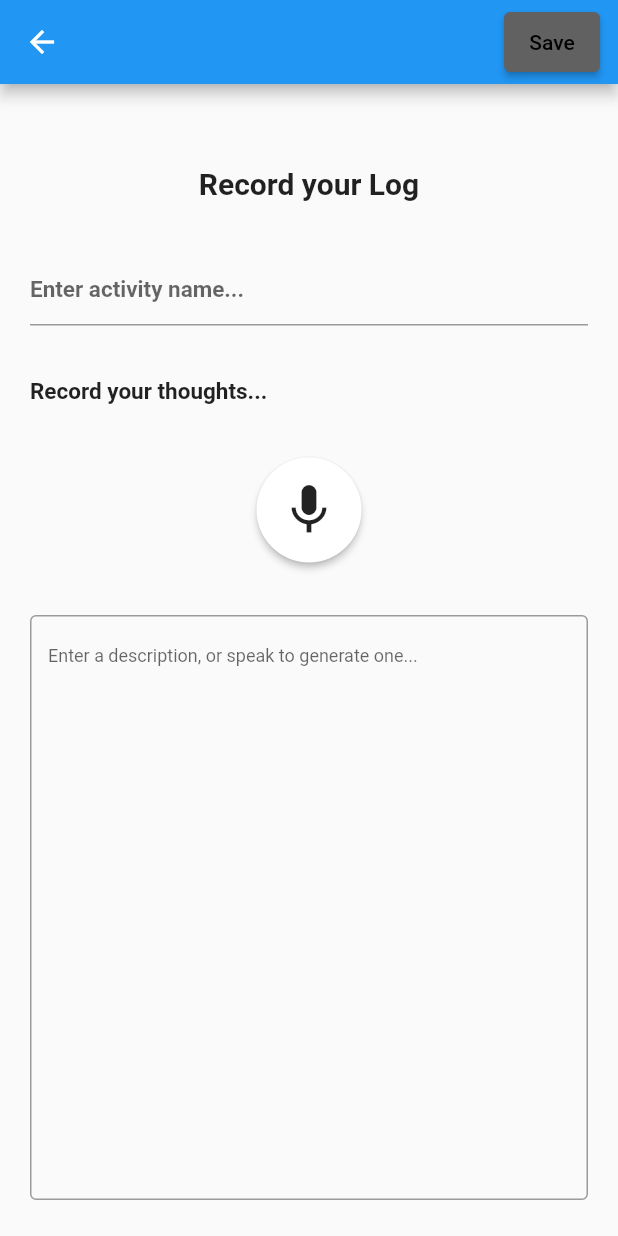
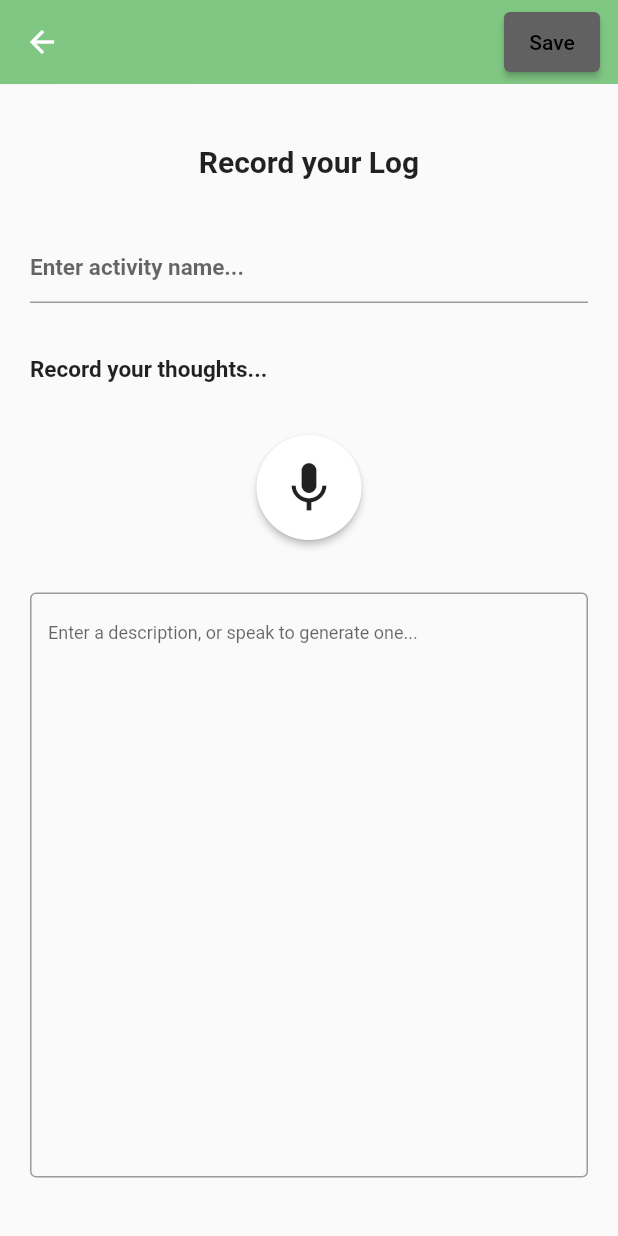
Before and after one commit to mr-jw/fitness-journal-mobile-app, a Flutter app: the screen it shows after launch, after a tap on the "add" icon, on a phone screen of 412 x 824 dp. Run offline on Flutter 3.47's test engine with Material 2 defaults, Android fonts, the phone set to English and light mode, and no system bars; our stand-ins replace audioplayers, permission_handler, speech_to_text, sqflite; missing offline and left inert: flutter_sound_lite; accounts and stored records are empty.

```diff
--- a/lib/main.dart
+++ b/lib/main.dart
@@ -7,12 +7,24 @@ void main() {
 
 class MyApp extends StatelessWidget {
   static const String title = 'FYP: Fitness Application v0.2';
+  static const primaryColor = Color(0x0090ee90);
 
   const MyApp({super.key});
 
   @override
-  Widget build(BuildContext context) => const MaterialApp(
+  Widget build(BuildContext context) => MaterialApp(
         debugShowCheckedModeBanner: false,
+        theme: ThemeData(
+          appBarTheme: AppBarTheme(
+            elevation: 0.1,
+            backgroundColor: Colors.green.shade300,
+            centerTitle: true,
+          ),
+          floatingActionButtonTheme: FloatingActionButtonThemeData(
+            elevation: 0.1,
+            backgroundColor: Colors.green.shade300,
+          ),
+        ),
         title: title,
         home: ActivityPage(),
       );
--- a/lib/pages/activities_page.dart
+++ b/lib/pages/activities_page.dart
@@ -59,10 +59,7 @@ class _ActivityPageState extends State<ActivityPage> {
   @override
   Widget build(BuildContext context) => Scaffold(
         appBar: AppBar(
-          title: const Text(
-            'Activities Page',
-            style: TextStyle(fontSize: 24),
-          ),
+          title: Text("Activities"),
         ),
         body: Center(
           child: isLoading
@@ -75,7 +72,6 @@ class _ActivityPageState extends State<ActivityPage> {
                   : buildActivities(),
         ),
         floatingActionButton: FloatingActionButton(
-          backgroundColor: Colors.blue,
           child: const Icon(Icons.add),
           onPressed: () async {
             await Navigator.of(context).push(
--- a/lib/pages/edit_activity_page.dart
+++ b/lib/pages/edit_activity_page.dart
@@ -90,7 +90,7 @@ class _AddEditActivityPageState extends State<AddEditActivityPage> {
 
       // works for first creation of an activity.
       // next step, make the name of the recording update with the new title.
-      processRecording();
+      updateRecordingName();
 
       if (isUpdating) {
         await updateActivity();
@@ -121,7 +121,7 @@ class _AddEditActivityPageState extends State<AddEditActivityPage> {
     await ActivityDatabase.instance.create(activity);
   }
 
-  Future processRecording() {
+  Future updateRecordingName() {
     File recording = File(recordingFilePath);
     return changeFileNameOnly(recording, newRecordingName);
   }
--- a/lib/widgets/activity_form_widget.dart
+++ b/lib/widgets/activity_form_widget.dart
@@ -49,7 +49,7 @@ class _ActivityFormWidgetState extends State<ActivityFormWidget> {
           child: Column(
             mainAxisSize: MainAxisSize.min,
             children: [
-              const SizedBox(height: 35),
+              const SizedBox(height: 20),
               const Text(
                 "Record your Log",
                 textAlign: TextAlign.center,
--- a/pubspec.yaml
+++ b/pubspec.yaml
@@ -16,6 +16,7 @@ dependencies:
   flutter_rating_bar: ^4.0.1
   permission_handler: ^10.2.0
   flutter_sound_lite: ^8.5.0
+  audioplayers: ^3.0.1
   path_provider: ^2.0.13
   speech_to_text: ^6.1.1
 
```
Also changed, not shown: lib/pages/activity_detail_page.dart (+127 -7 lines), lib/widgets/activity_card_widget.dart (+25 -10 lines), pubspec.lock, 5 other files.
